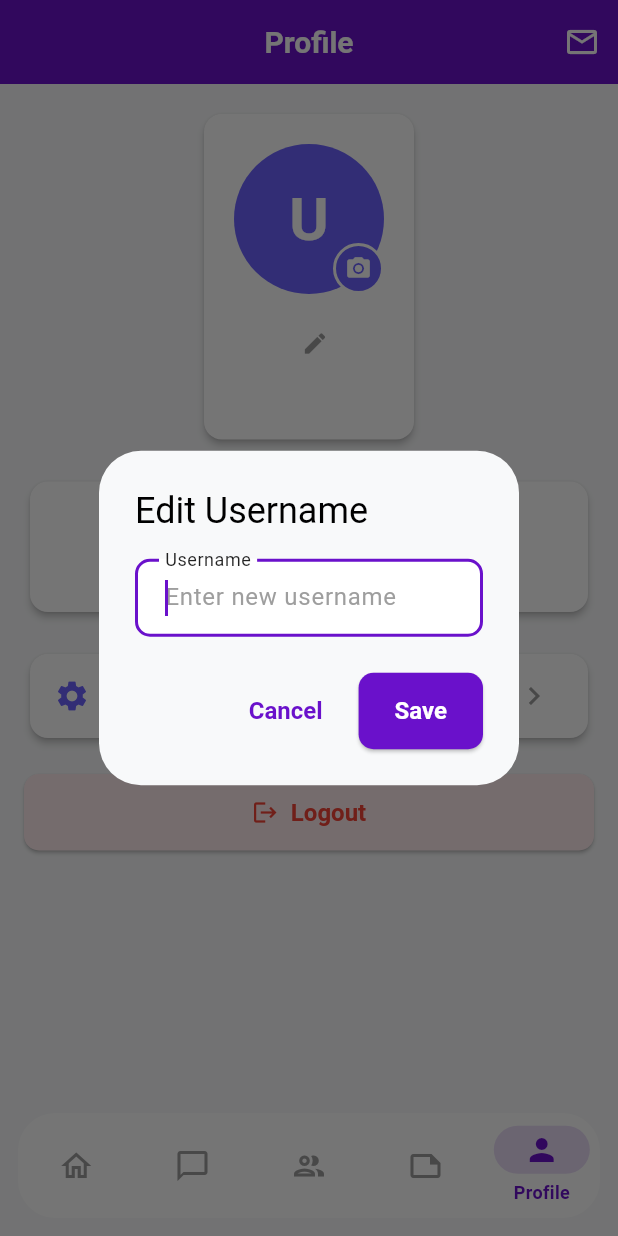
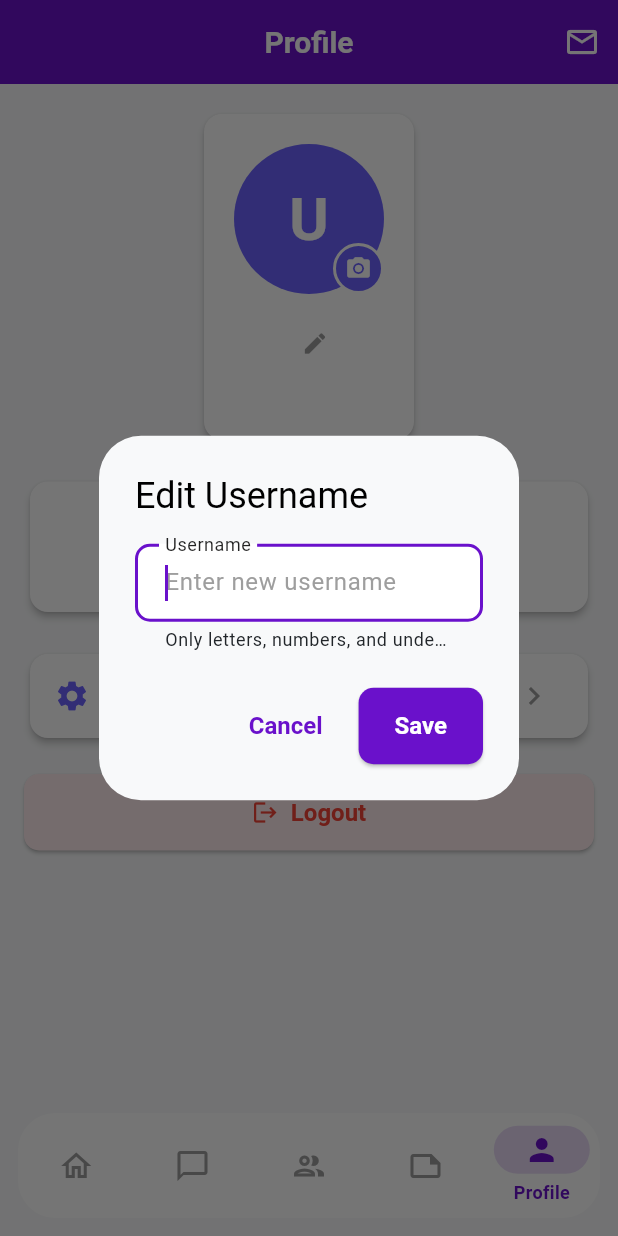
Before and after one commit to BaTh21/whisper-space-bot, a Flutter app: the HomeScreen screen opened directly, item 5 of the bottom bar chosen, after a tap on the "edit" icon, on a phone screen of 412 x 824 dp. Run offline on Flutter 3.47's test engine with Material 3 defaults, Android fonts, the phone set to English and light mode, and no system bars; our stand-ins replace cached_network_image, chewie, dio, equatable, file_picker, go_router and 7 more; missing offline and left inert: awesome_emoji_picker, dart:ffi, record; accounts and stored records are empty; network calls fail.

Commit message:
add dialog error when duplicate username

```diff
--- a/whisper-app/whisper_app/lib/features/auth/presentation/screens/home_screen.dart
+++ b/whisper-app/whisper_app/lib/features/auth/presentation/screens/home_screen.dart
@@ -1,4 +1,5 @@
 import 'dart:io';
+
 import 'package:flutter/material.dart';
 import 'package:image_picker/image_picker.dart';
 import 'package:provider/provider.dart';
@@ -19,6 +20,7 @@ import 'package:whisper_space_flutter/features/notes/presentation/screens/notes_
     as notes;
 import 'package:whisper_space_flutter/features/settings/screens/settings_screen.dart';
 import 'package:whisper_space_flutter/shared/widgets/diary_card.dart';
+
 import 'login_screen.dart';
 import 'providers/auth_provider.dart';
 
@@ -29,11 +31,11 @@ class ProfileImagePicker extends StatefulWidget {
   final bool isUploading;
 
   const ProfileImagePicker({
-    Key? key,
+    super.key,
     this.currentImageUrl,
     required this.onImageChanged,
     this.isUploading = false,
-  }) : super(key: key);
+  });
 
   @override
   State<ProfileImagePicker> createState() => _ProfileImagePickerState();
@@ -108,12 +110,14 @@ class _ProfileImagePickerState extends State<ProfileImagePicker> {
         widget.onImageChanged(pickedFile.path);
       }
     } catch (e) {
+      if (mounted) {
         ScaffoldMessenger.of(context).showSnackBar(
           SnackBar(
             content: Text('Error picking image: $e'),
             backgroundColor: Colors.red,
           ),
         );
+      }
     }
   }
 
@@ -169,7 +173,7 @@ class _ProfileImagePickerState extends State<ProfileImagePicker> {
             Positioned.fill(
               child: Container(
                 decoration: BoxDecoration(
-                  color: Colors.black.withOpacity(0.5),
+                  color: Colors.black.withValues(alpha: 0.5),
                   shape: BoxShape.circle,
                 ),
                 child: const Center(
@@ -389,8 +393,8 @@ class _HomeScreenState extends State<HomeScreen> {
         child: Theme(
           data: Theme.of(context).copyWith(
             navigationBarTheme: NavigationBarThemeData(
-              labelTextStyle: MaterialStateProperty.resolveWith((states) {
-                if (states.contains(MaterialState.selected)) {
+              labelTextStyle: WidgetStateProperty.resolveWith((states) {
+                if (states.contains(WidgetState.selected)) {
                   return TextStyle(
                     color: primaryColor,
                     fontWeight: FontWeight.w600,
@@ -409,7 +413,7 @@ class _HomeScreenState extends State<HomeScreen> {
             backgroundColor: isDarkMode ? const Color(0xFF1E1E1E) : Colors.white,
             elevation: 10,
             selectedIndex: _selectedIndex,
-            indicatorColor: primaryColor.withOpacity(0.15),
+            indicatorColor: primaryColor.withValues(alpha: 0.15),
             labelBehavior: NavigationDestinationLabelBehavior.onlyShowSelected,
             onDestinationSelected: (index) {
               setState(() {
@@ -494,7 +498,7 @@ class _FeedTabState extends State<FeedTab> {
       final groups = await feedApiService.getUserGroups();
       if (mounted) setState(() => _availableGroups = groups);
     } catch (e) {
-      print('Failed to load groups: $e');
+      debugPrint('Failed to load groups: $e');
     }
   }
 
@@ -505,7 +509,7 @@ class _FeedTabState extends State<FeedTab> {
       await feedProvider.loadInitialFeed();
       if (mounted) setState(() => _isInitialized = true);
     } catch (e) {
-      print('Failed to initialize feed: $e');
+      debugPrint('Failed to initialize feed: $e');
       if (mounted) setState(() => _isInitialized = true);
     }
   }
@@ -807,6 +811,7 @@ class _ProfileTabState extends State<ProfileTab> {
   int _likesCount = 0;
   bool _isLoadingStats = true;
   bool _isUploadingImage = false;
+  bool _isUpdatingUsername = false; // NEW: for username update loading
   late ImageUploadService _imageUploadService;
 
   @override
@@ -837,7 +842,9 @@ class _ProfileTabState extends State<ProfileTab> {
         final userNotes = notesProvider.notes.length;
         int totalLikes = 0;
         final userDiaries = feedProvider.diaries.where((diary) => diary.author.id == currentUser.id);
-        for (var diary in userDiaries) totalLikes += diary.likes.length;
+        for (var diary in userDiaries) {
+          totalLikes += diary.likes.length;
+        }
         if (mounted) {
           setState(() {
             _postsCount = userPosts;
@@ -944,6 +951,7 @@ class _ProfileTabState extends State<ProfileTab> {
           decoration: const InputDecoration(
             labelText: 'Username',
             hintText: 'Enter new username',
+            helperText: 'Only letters, numbers, and underscores',
           ),
           autofocus: true,
         ),
@@ -956,21 +964,82 @@ class _ProfileTabState extends State<ProfileTab> {
         ],
       ),
     );
-  if (newUsername != null && newUsername.isNotEmpty && newUsername != currentUsername) {
+    if (newUsername == null || newUsername.isEmpty || newUsername == currentUsername) return;
+
+    setState(() => _isUpdatingUsername = true);
+
     try {
       await authProvider.updateUsername(newUsername);
       if (mounted) {
         ScaffoldMessenger.of(context).showSnackBar(
-          const SnackBar(content: Text('Username updated successfully')),
+          const SnackBar(content: Text('Username updated successfully'), backgroundColor: Colors.green),
         );
       }
     } catch (e) {
-      if (mounted) {
-        ScaffoldMessenger.of(context).showSnackBar(
-          SnackBar(content: Text('Failed to update username: $e'), backgroundColor: Colors.red),
+      if (!mounted) return;
+      final errorString = e.toString();
+      if (errorString.contains('409') ||
+          errorString.contains('already taken') ||
+          errorString.contains('Username is already taken')) {
+        await showDialog(
+          context: context,
+          builder: (context) => AlertDialog(
+            title: const Row(
+              children: [
+                Icon(Icons.warning_amber_rounded, color: Colors.orange, size: 28),
+                SizedBox(width: 8),
+                Text('Username Unavailable'),
+              ],
+            ),
+            content: const Column(
+              mainAxisSize: MainAxisSize.min,
+              crossAxisAlignment: CrossAxisAlignment.start,
+              children: [
+                Text(
+                  'The username you entered is already taken.',
+                  style: TextStyle(fontSize: 16),
+                ),
+                SizedBox(height: 12),
+                Text(
+                  'Please choose a different username.',
+                  style: TextStyle(fontSize: 14, color: Colors.grey),
+                ),
+              ],
+            ),
+            actions: [
+              TextButton(
+                onPressed: () => Navigator.pop(context),
+                child: const Text('Try Again'),
+              ),
+            ],
+          ),
+        );
+      } else {
+        await showDialog(
+          context: context,
+          builder: (context) => AlertDialog(
+            title: const Row(
+              children: [
+                Icon(Icons.error_outline, color: Colors.red, size: 28),
+                SizedBox(width: 8),
+                Text('Update Failed'),
+              ],
+            ),
+            content: Text(
+              'An error occurred while updating your username.\n\nError: $e',
+              style: const TextStyle(fontSize: 14),
+            ),
+            actions: [
+              TextButton(
+                onPressed: () => Navigator.pop(context),
+                child: const Text('OK'),
+              ),
+            ],
+          ),
         );
       }
-    }
+    } finally {
+      if (mounted) setState(() => _isUpdatingUsername = false);
     }
   }
 
@@ -989,16 +1058,15 @@ class _ProfileTabState extends State<ProfileTab> {
                   padding: const EdgeInsets.all(20),
                   child: Column(
                     children: [
-                      // Reusable ProfileImagePicker
                       ProfileImagePicker(
                         currentImageUrl: user?.avatarUrl,
                         onImageChanged: _handleImageChange,
                         isUploading: _isUploadingImage,
                       ),
                       const SizedBox(height: 16),
-                      // Editable username (tap to edit)
+                      // Editable username with loading indicator
                       GestureDetector(
-                        onTap: _editUsername,
+                        onTap: _isUpdatingUsername ? null : _editUsername,
                         child: Row(
                           mainAxisSize: MainAxisSize.min,
                           children: [
@@ -1010,6 +1078,13 @@ class _ProfileTabState extends State<ProfileTab> {
                               ),
                             ),
                             const SizedBox(width: 8),
+                            if (_isUpdatingUsername)
+                              const SizedBox(
+                                width: 18,
+                                height: 18,
+                                child: CircularProgressIndicator(strokeWidth: 2),
+                              )
+                            else
                               const Icon(Icons.edit, size: 18, color: Colors.grey),
                           ],
                         ),
@@ -1038,7 +1113,6 @@ class _ProfileTabState extends State<ProfileTab> {
                           ),
                         ),
                       ],
-                      // Remove photo button is already inside ProfileImagePicker
                     ],
                   ),
                 ),
```
Also changed, not shown: 1 other file. Lines whose indentation alone changed are shown as unchanged.
